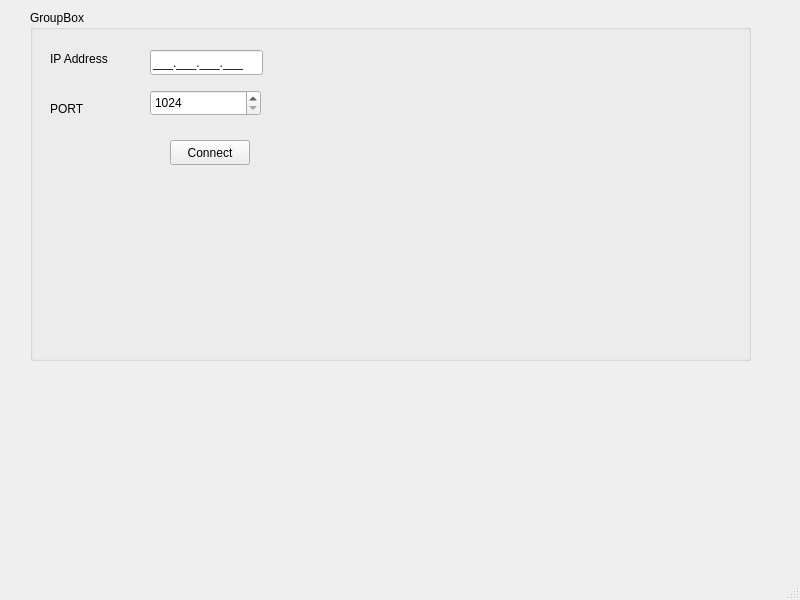
Above: mainwindow.ui from dennis-katilov/qt_client_server before the change. Below: the same form after it.
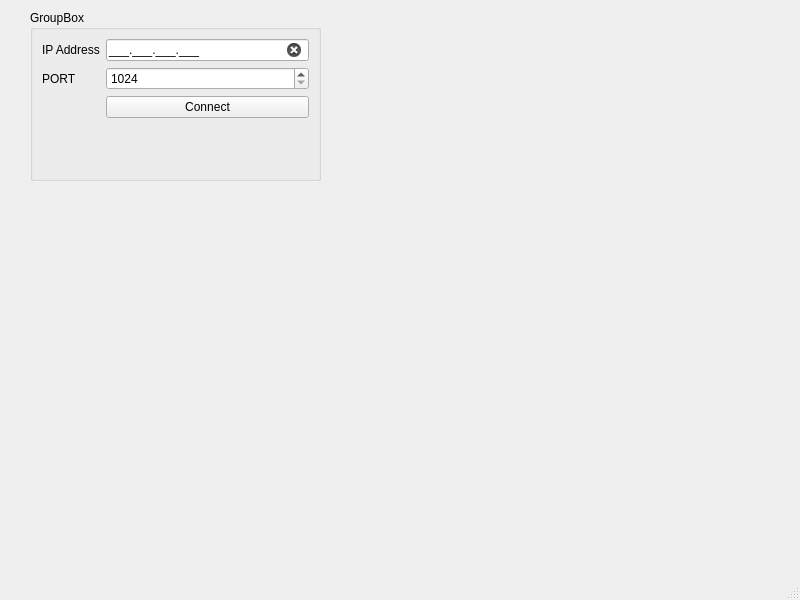
That is the form after the change.

Commit message: validate ip address

```diff
--- a/mainwindow.ui
+++ b/mainwindow.ui
@@ -13,67 +13,59 @@
   <property name="windowTitle">
    <string>MainWindow</string>
   </property>
+  <property name="styleSheet">
+   <string notr="true">#IPAddress[state='0']{
+background-color: rgb(225, 48, 12);
+}
+
+#IPAddress[state='1']{
+	
+	background-color: rgb(87, 170, 108);
+}</string>
+  </property>
   <widget class="QWidget" name="centralwidget">
    <widget class="QGroupBox" name="groupBox">
     <property name="geometry">
      <rect>
       <x>30</x>
       <y>10</y>
-      <width>721</width>
-      <height>351</height>
+      <width>291</width>
+      <height>171</height>
      </rect>
     </property>
     <property name="title">
      <string>GroupBox</string>
     </property>
+    <layout class="QFormLayout" name="formLayout">
+     <item row="0" column="0">
     <widget class="QLabel" name="label">
-     <property name="geometry">
-      <rect>
-       <x>20</x>
-       <y>40</y>
-       <width>101</width>
-       <height>17</height>
-      </rect>
-     </property>
      <property name="text">
       <string>IP Address</string>
      </property>
     </widget>
-    <widget class="QLabel" name="label_2">
-     <property name="geometry">
-      <rect>
-       <x>20</x>
-       <y>90</y>
-       <width>81</width>
-       <height>17</height>
-      </rect>
-     </property>
-     <property name="text">
-      <string>PORT</string>
-     </property>
-    </widget>
+     </item>
+     <item row="0" column="1">
     <widget class="QLineEdit" name="IPAddress">
-     <property name="geometry">
-      <rect>
-       <x>120</x>
-       <y>40</y>
-       <width>113</width>
-       <height>25</height>
-      </rect>
-     </property>
      <property name="inputMask">
       <string>000.000.000.000;_</string>
      </property>
-    </widget>
+       <property name="clearButtonEnabled">
+        <bool>true</bool>
+       </property>
+       <property name="state" stdset="0">
+        <string/>
+       </property>
+      </widget>
+     </item>
+     <item row="1" column="0">
+      <widget class="QLabel" name="label_2">
+       <property name="text">
+        <string>PORT</string>
+       </property>
+      </widget>
+     </item>
+     <item row="1" column="1">
     <widget class="QSpinBox" name="PORT">
-     <property name="geometry">
-      <rect>
-       <x>120</x>
-       <y>80</y>
-       <width>111</width>
-       <height>26</height>
-      </rect>
-     </property>
      <property name="minimum">
       <number>1024</number>
      </property>
@@ -81,19 +73,15 @@
       <number>65535</number>
      </property>
     </widget>
+     </item>
+     <item row="2" column="1">
     <widget class="QPushButton" name="btnConnect">
-     <property name="geometry">
-      <rect>
-       <x>140</x>
-       <y>130</y>
-       <width>80</width>
-       <height>25</height>
-      </rect>
-     </property>
      <property name="text">
       <string>Connect</string>
      </property>
     </widget>
+     </item>
+    </layout>
    </widget>
   </widget>
   <widget class="QMenuBar" name="menubar">
```
Lines whose indentation alone changed are shown as unchanged. The commit also changes 2 other files.
